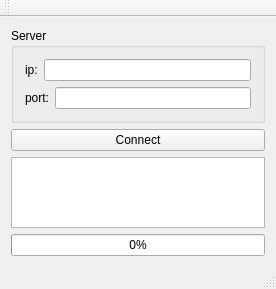
Qt form clienttcpwindow.ui (jhgao/ncclient-tcp) before a commit.
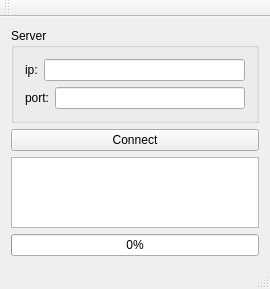
The same form after that commit. Custom widgets are drawn as their Qt base class.

```diff
--- a/clienttcpwindow.ui
+++ b/clienttcpwindow.ui
@@ -6,7 +6,7 @@
    <rect>
     <x>0</x>
     <y>0</y>
-    <width>276</width>
+    <width>270</width>
     <height>289</height>
    </rect>
   </property>
@@ -69,6 +69,13 @@
       </property>
      </widget>
     </item>
+    <item row="2" column="0">
+     <widget class="RcvProgressView" name="graphicsView">
+      <property name="alignment">
+       <set>Qt::AlignLeading|Qt::AlignLeft|Qt::AlignTop</set>
+      </property>
+     </widget>
+    </item>
    </layout>
   </widget>
   <widget class="QMenuBar" name="menuBar">
```
Left out of the diff: 5 changed lines with no effect on the pictures.
